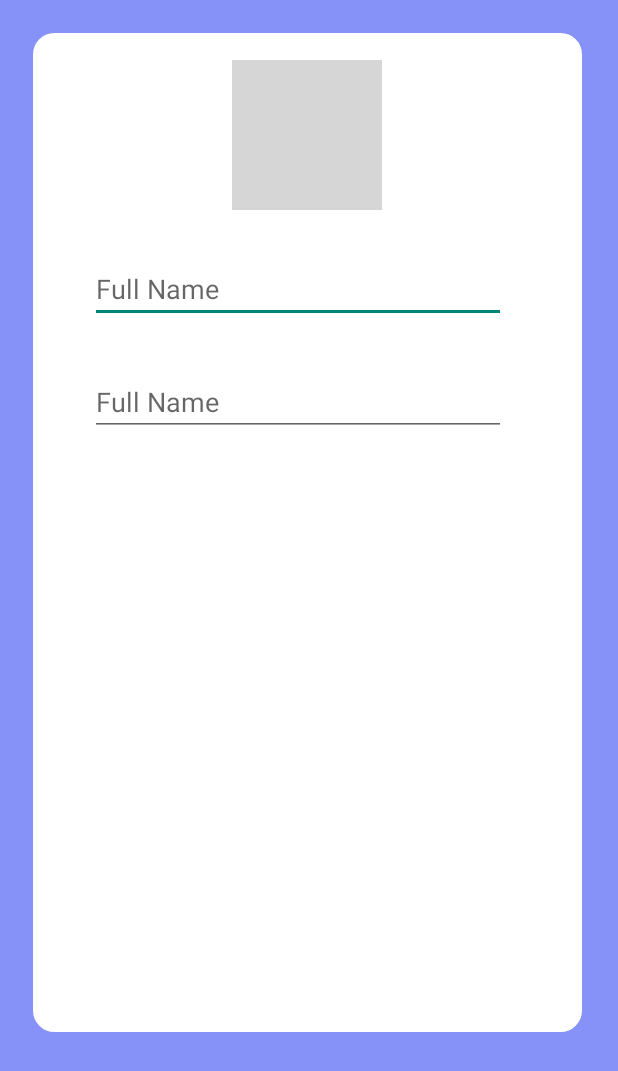
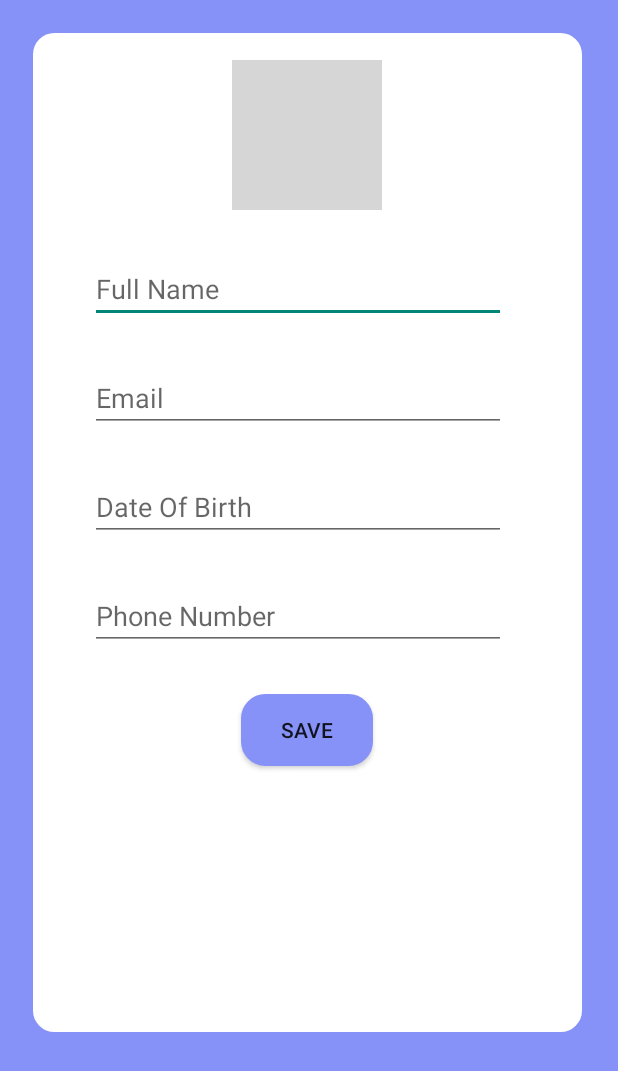
Before and after one commit to CMPUT301W23T51/SnapScan, an Android app: the layout activity_edit_profile.xml on its own in the app's theme, with its tools: preview values and no code run, on a phone screen of 412 x 824 dp. Shown: the top 1071 px of the screen. Run offline under Robolectric (Android 15) with nearby library versions, the phone set to English and light mode, and no system bars; grey boxes are pictures that could not be loaded.

Commit message:
edit profile added with forgot password and reset password. to change profile click on profile on edit Profile.

```diff
--- a/SnapScan/app/build.gradle
+++ b/SnapScan/app/build.gradle
@@ -37,8 +37,12 @@ dependencies {
     implementation 'com.google.android.material:material:1.0.0'
     implementation 'com.google.firebase:firebase-auth:21.0.3'
     implementation 'com.google.firebase:firebase-database:20.1.0'
+    implementation 'com.google.firebase:firebase-storage:20.1.0'
     testImplementation 'junit:junit:4.13.2'
     androidTestImplementation 'androidx.test.ext:junit:1.1.5'
     androidTestImplementation 'androidx.test.espresso:espresso-core:3.5.1'
     implementation 'com.google.firebase:firebase-auth:21.1.0'
+    implementation 'com.google.firebase:firebase-firestore:23.0.4'
+    implementation 'com.google.firebase:firebase-firestore:24.4.4'
+    implementation 'com.squareup.picasso:picasso:2.8'
 }
--- a/SnapScan/app/src/main/AndroidManifest.xml
+++ b/SnapScan/app/src/main/AndroidManifest.xml
@@ -11,6 +11,9 @@
         android:supportsRtl="true"
         android:theme="@style/Theme.SnapScan"
         tools:targetApi="31">
+        <activity
+            android:name=".EditProfile"
+            android:exported="false" />
         <activity
             android:name=".UserProfileActivity"
             android:exported="false" />
--- a/SnapScan/app/src/main/res/layout/activity_edit_profile.xml
+++ b/SnapScan/app/src/main/res/layout/activity_edit_profile.xml
@@ -35,11 +35,42 @@
             android:layout_height="wrap_content"
             android:layout_below="@+id/EditTextFullNameInEdit"
             android:id="@+id/EditTextEmailInEdit"
-            android:layout_marginTop="30dp"
-            android:hint="Full Name"
-            android:inputType="textPersonName"
+            android:layout_marginTop="27dp"
+            android:hint="Email"
+            android:inputType="textEmailAddress"
             android:layout_marginStart="20dp"
-            android:ems="13"/>
+            android:ems="13" />
+        <EditText
+            android:layout_width="wrap_content"
+            android:layout_height="wrap_content"
+            android:layout_below="@+id/EditTextEmailInEdit"
+            android:id="@+id/EditTextDobInEdit"
+            android:layout_marginTop="27dp"
+            android:hint="Date Of Birth"
+            android:inputType="date"
+            android:layout_marginStart="20dp"
+            android:ems="13" />
+        <EditText
+            android:layout_width="wrap_content"
+            android:layout_height="wrap_content"
+            android:layout_below="@+id/EditTextDobInEdit"
+            android:id="@+id/EditTextPhoneNUmberInEdit"
+            android:layout_marginTop="27dp"
+            android:hint="Phone Number"
+            android:inputType="phone"
+            android:layout_marginStart="20dp"
+            android:ems="13" />
+        <Button
+            android:layout_width="wrap_content"
+            android:layout_height="wrap_content"
+            android:backgroundTint="@color/purple"
+            android:background="@drawable/scrolledge"
+            android:text="Save"
+            android:layout_centerHorizontal="true"
+            android:id="@+id/SaveButtonEdit"
+            android:layout_below="@+id/EditTextPhoneNUmberInEdit"
+            android:layout_marginTop="29dp"/>
+
 
 
 
```
Also changed, not shown: SnapScan/app/src/main/java/com/example/snapscan/EditProfile.java (added, +184 -0 lines), SnapScan/app/src/main/java/com/example/snapscan/LoginActivity.java (+68 -42 lines), SnapScan/app/src/main/java/com/example/snapscan/RegisterActivity.java (+55 -57 lines), SnapScan/gradle.properties (line endings or trailing spaces).
